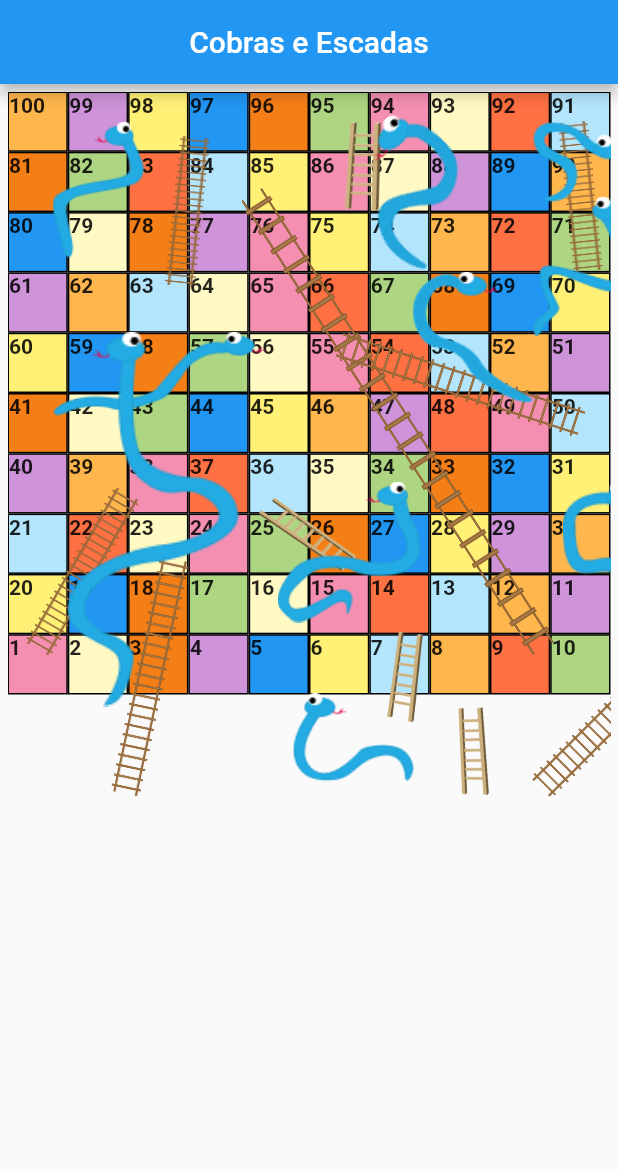
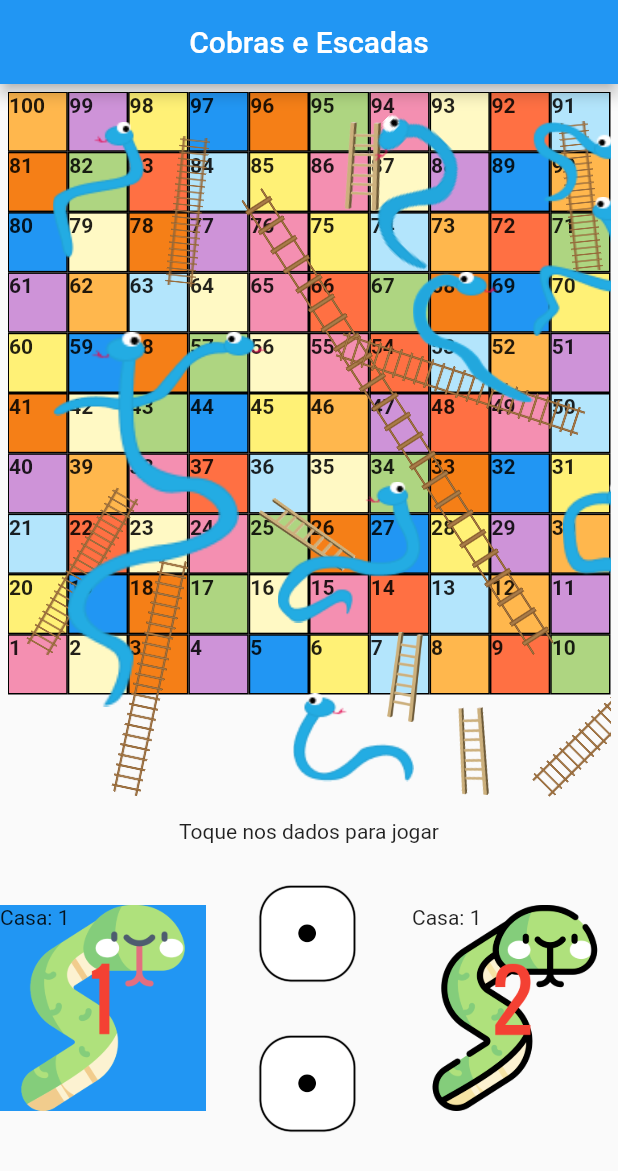
Before and after one commit to mgbarbieri/teste_tecnico02, a Flutter app: the screen it shows after launch, on a phone screen of 412 x 824 dp. Shown: the top 1171 px of the screen. Run offline on Flutter 3.47's test engine with Material 2 defaults, Android fonts, the phone set to English and light mode, and no system bars.

Commit message:
fix: ultimos ajustes

```diff
--- a/lib/components/campo_widget.dart
+++ b/lib/components/campo_widget.dart
@@ -4,16 +4,37 @@ import 'package:teste_tecnico02/models/campo.dart';
 class CampoWidget extends StatelessWidget {
   final Campo campo;
   final Color cor;
+  bool jogador1;
+  bool jogador2;
 
-  const CampoWidget({Key? key, required this.campo, required this.cor})
+  CampoWidget(
+      {Key? key,
+      required this.campo,
+      required this.cor,
+      this.jogador1 = false,
+      this.jogador2 = false})
       : super(key: key);
 
   @override
   Widget build(BuildContext context) {
     return Container(
-      child: Text(
-        campo.numero.toString(),
-        style: const TextStyle(fontWeight: FontWeight.bold),
+      child: Stack(
+        children: [
+          Text(
+            campo.numero.toString(),
+            style: const TextStyle(fontWeight: FontWeight.bold),
+          ),
+          if (jogador1)
+            Image.asset(
+              'assets/jogador1.png',
+              fit: BoxFit.fill,
+            ),
+          if (jogador2)
+            Image.asset(
+              'assets/jogador2.png',
+              fit: BoxFit.fill,
+            ),
+        ],
       ),
       decoration:
           BoxDecoration(border: Border.all(color: Colors.black), color: cor),
--- /dev/null
+++ b/lib/models/jogador.dart
@@ -0,0 +1,6 @@
+class Jogador {
+  int casaAtual = 1;
+  bool rodadaAtual;
+
+  Jogador(this.rodadaAtual);
+}
--- a/lib/screens/cobras_escadas.dart
+++ b/lib/screens/cobras_escadas.dart
@@ -17,7 +17,18 @@ class CobrasEscadas extends StatefulWidget {
 
 class _CobrasEscadasState extends State<CobrasEscadas> {
   List _data = [];
-  //Jogador jogador1, jogador2;
+  Jogador jogador1 = Jogador(true);
+  Jogador jogador2 = Jogador(false);
+  String? message = 'Toque nos dados para jogar';
+  int dado1 = 1, dado2 = 1;
+  List<String> imagemDados = [
+    'assets/dado1.png',
+    'assets/dado2.png',
+    'assets/dado3.png',
+    'assets/dado4.png',
+    'assets/dado5.png',
+    'assets/dado6.png',
+  ];
 
   @override
   initState() {
@@ -26,11 +37,76 @@ class _CobrasEscadasState extends State<CobrasEscadas> {
   }
 
   int jogarDado() {
-    return Random().nextInt(5) + 1;
+    return Random().nextInt(6) + 1;
+  }
+
+  void reset() {
+    jogador1.casaAtual = 1;
+    jogador1.rodadaAtual = true;
+    jogador2.casaAtual = 1;
+    jogador2.rodadaAtual = false;
   }
 
   void jogar(int dado1, int dado2) {
+    bool direcao = true;
+    if (jogador1.rodadaAtual) {
+      for (int i = dado1 + dado2; i > 0; i--) {
+        if (direcao) {
+          jogador1.casaAtual++;
+        } else {
+          jogador1.casaAtual--;
+        }
+
         setState(() {});
+
+        if (jogador1.casaAtual == 100) {
+          if (i == 1) {
+            message = 'Jogador1 Venceu!';
+            reset();
+            break;
+          } else {
+            direcao = false;
+          }
+        }
+      }
+      if (dado1 == dado2) {
+        message = 'Dados Iguais Jogador1 joga novamente!';
+      } else {
+        message = 'É a vez do Jogador2 agora!';
+        jogador1.rodadaAtual = false;
+        jogador2.rodadaAtual = true;
+      }
+      direcao = true;
+    } else {
+      for (int i = dado1 + dado2; i > 0; i--) {
+        if (direcao) {
+          jogador2.casaAtual++;
+        } else {
+          jogador2.casaAtual--;
+        }
+
+        setState(() {});
+
+        if (jogador2.casaAtual == 100) {
+          if (i == 1) {
+            message = 'Jogador2 Venceu!';
+            reset();
+            break;
+          } else {
+            direcao = false;
+          }
+        }
+      }
+      if (dado1 == dado2) {
+        message = 'Dados Iguais Jogador2 joga novamente!';
+      } else {
+        message = 'É a vez do Jogador1 agora!';
+        jogador2.rodadaAtual = false;
+        jogador1.rodadaAtual = true;
+      }
+
+      direcao = true;
+    }
   }
 
   Future<String> loadJsonData() async {
@@ -51,7 +127,9 @@ class _CobrasEscadasState extends State<CobrasEscadas> {
         appBar: AppBar(
           title: const Center(child: Text('Cobras e Escadas')),
         ),
-        body: Container(
+        body: Column(
+          children: [
+            Container(
               margin: const EdgeInsets.all(5),
               child: FutureBuilder(
                 future: loadJsonData(),
@@ -68,6 +146,87 @@ class _CobrasEscadasState extends State<CobrasEscadas> {
                 },
               ),
             ),
+            message != null
+                ? Text(message!)
+                : const SizedBox(
+                    height: 16,
+                  ),
+            const SizedBox(
+              height: 10,
+            ),
+            Container(
+              width: 480,
+              child: Row(
+                mainAxisAlignment: MainAxisAlignment.spaceEvenly,
+                children: [
+                  Expanded(
+                    flex: 2,
+                    child: Container(
+                      decoration: jogador1.rodadaAtual
+                          ? const BoxDecoration(color: Colors.blue)
+                          : null,
+                      child: Stack(
+                        children: [
+                          Image.asset(
+                            'assets/jogador1.png',
+                            fit: BoxFit.fitWidth,
+                          ),
+                          Text('Casa: ${jogador1.casaAtual}')
+                        ],
+                      ),
+                    ),
+                  ),
+                  Expanded(
+                    flex: 2,
+                    child: GestureDetector(
+                      onTap: () =>
+                          jogar(dado1 = jogarDado(), dado2 = jogarDado()),
+                      child: SizedBox(
+                        height: 200,
+                        child: Column(
+                          children: [
+                            Expanded(
+                              child: Image.asset(
+                                imagemDados[dado1 - 1],
+                                fit: BoxFit.fitWidth,
+                              ),
+                            ),
+                            Expanded(
+                              child: Image.asset(
+                                imagemDados[dado2 - 1],
+                                fit: BoxFit.fitWidth,
+                              ),
+                            ),
+                          ],
+                        ),
+                      ),
+                    ),
+                  ),
+                  Expanded(
+                    flex: 2,
+                    child: Container(
+                      decoration: jogador2.rodadaAtual
+                          ? const BoxDecoration(color: Colors.blue)
+                          : null,
+                      child: Stack(
+                        children: [
+                          Image.asset(
+                            'assets/jogador2.png',
+                            fit: BoxFit.fitWidth,
+                          ),
+                          Text('Casa: ${jogador2.casaAtual}')
+                        ],
+                      ),
+                    ),
+                  ),
+                ],
+              ),
+            ),
+            const SizedBox(
+              height: 20,
+            ),
+          ],
+        ),
       ),
     );
   }
```
Also changed, not shown: assets/dado1.png (added), assets/dado2.png (added), assets/dado3.png (added), assets/dado4.png (added), assets/dado5.png (added), assets/dado6.png (added), assets/jogador1.png (added), assets/jogador2.png (added), pubspec.lock. Lines whose indentation alone changed are shown as unchanged.
